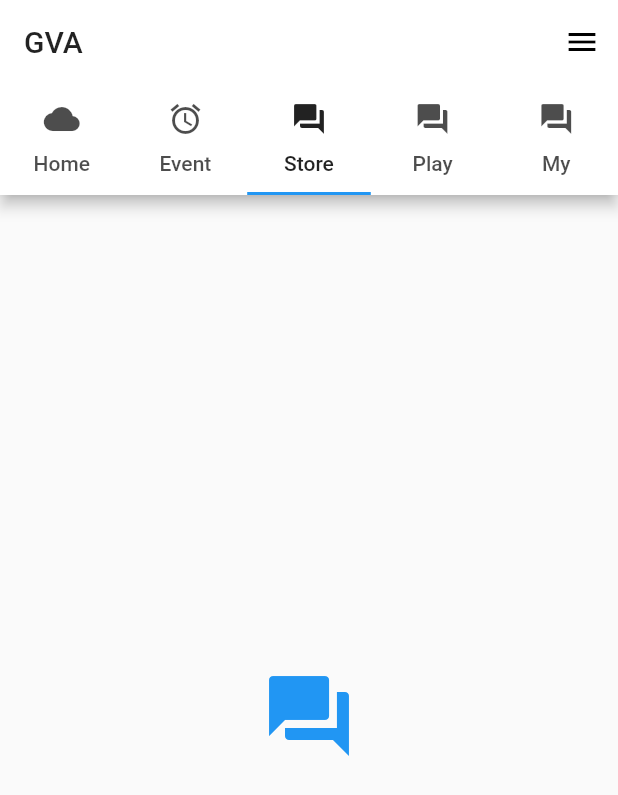
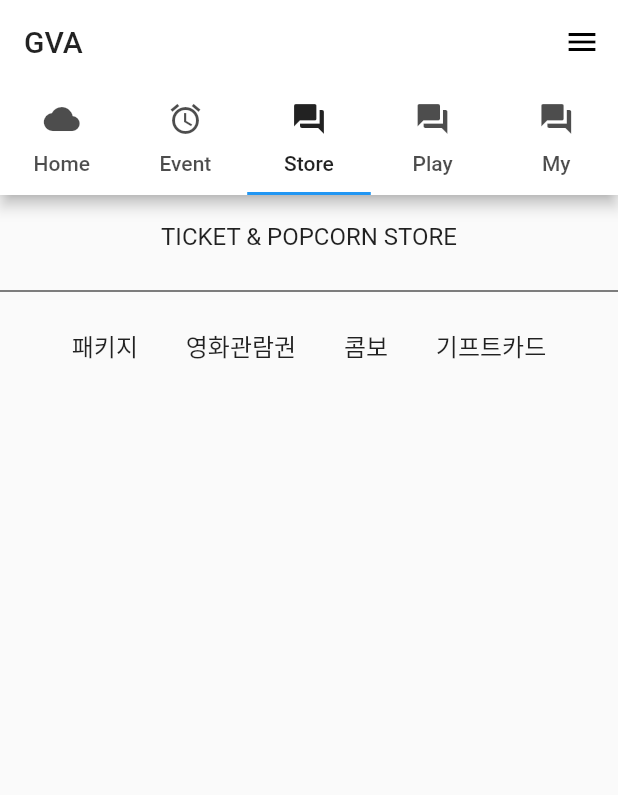
Before and after one commit to gohdong/2019_autumn_database, a Flutter app: the screen it shows after launch, tab 3 chosen, on a phone screen of 412 x 824 dp. Shown: the top 795 px of the screen. Run offline on Flutter 3.47's test engine with Material 2 defaults, Android fonts, the phone set to English and light mode, and no system bars; our stand-ins replace firebase_auth, google_sign_in; accounts and stored records are empty.

Commit message:
add tmp store.dart

```diff
--- a/lib/main.dart
+++ b/lib/main.dart
@@ -1,6 +1,8 @@
 import 'package:dbapp/src/home.dart';
 import 'package:dbapp/src/menubar.dart';
 import 'package:flutter/material.dart';
+
+import 'src/store.dart';
 
 void main() => runApp(MyApp());
 
@@ -27,7 +29,7 @@ class Tabs extends StatelessWidget {
     final _kTabPages = <Widget>[
       Center(child: Home()),
       Center(child: Icon(Icons.alarm, size: 64.0, color: Colors.cyan)),
-      Center(child: Icon(Icons.forum, size: 64.0, color: Colors.blue)),
+      Center(child: Store()),
       Center(child: Icon(Icons.forum, size: 64.0, color: Colors.blue)),
       Center(child: Icon(Icons.forum, size: 64.0, color: Colors.blue)),
     ];
--- a/lib/src/store.dart
+++ b/lib/src/store.dart
@@ -0,0 +1,55 @@
+import 'package:flutter/cupertino.dart';
+import 'package:flutter/material.dart';
+
+class Store extends StatelessWidget {
+  @override
+  Widget build(BuildContext context) {
+    return Scaffold(
+        body: ListView(
+      children: <Widget>[
+        ListTile(
+          title: Column(
+            mainAxisAlignment: MainAxisAlignment.spaceEvenly,
+            children: <Widget>[Text("TICKET & POPCORN STORE")],
+          ),
+          onTap: () {
+//            Navigator.of(context)
+//                .push(MaterialPageRoute(builder: (context) => null));
+          },
+        ),
+        Divider(
+          color: Colors.black,
+        ),
+        ListTile(
+          title: Column(
+            mainAxisAlignment: MainAxisAlignment.spaceEvenly,
+            children: <Widget>[
+              Row(
+                mainAxisAlignment: MainAxisAlignment.spaceEvenly,
+                children: <Widget>[
+                  Text("패키지"),
+                  Text("영화관람권"),
+                  Text("콤보"),
+                  Text("기프트카드")
+                ],
+              ),
+            ],
+          ),
+        ),
+      ],
+    ));
+  }
+}
+
+//아래 고려해보기
+//        return Card(
+//    child: InkWell(
+//    child: Row(
+//      // Row content
+//    ),
+//    onTap: () => {
+//    print("Card tapped.");
+//    },
+//    ),
+//    elevation: 2,
+//    );
```
